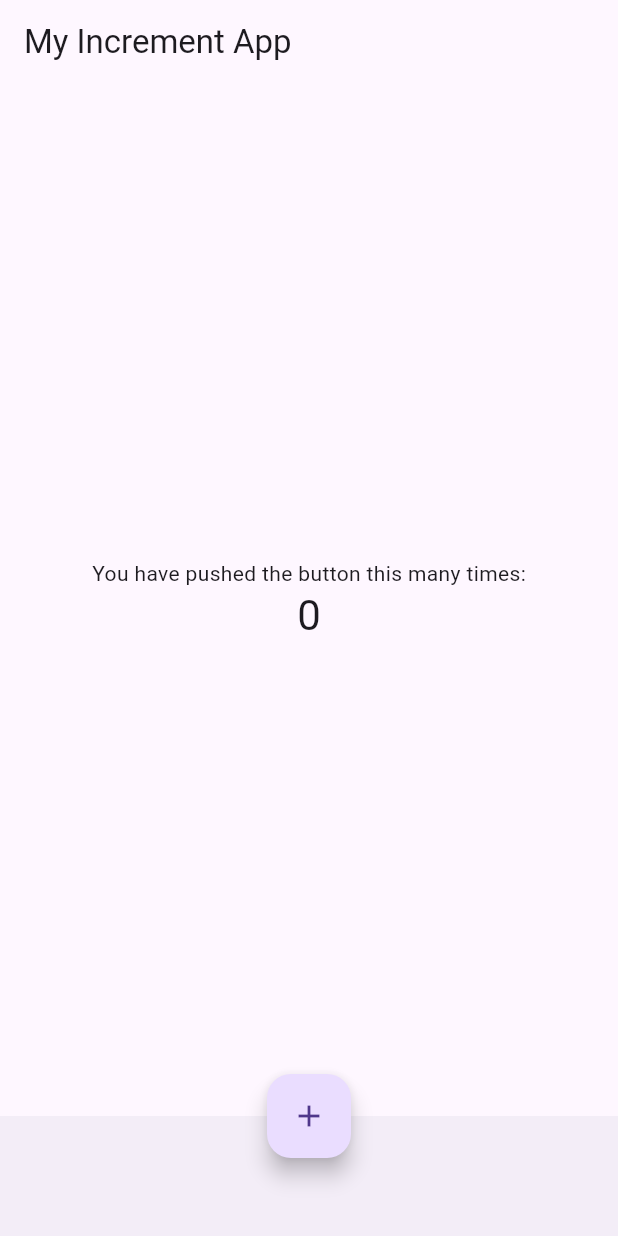
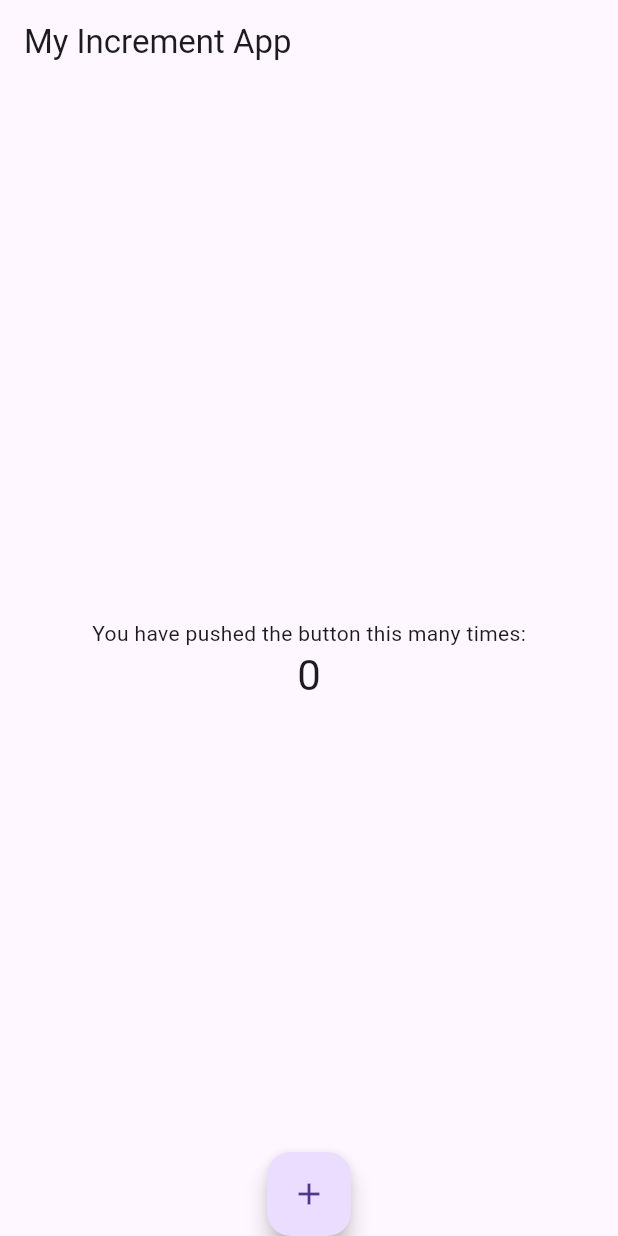
Before and after one commit to Anandarahmawati24/flutter-fundamental-part1, a Flutter app: the screen it shows after launch, on a phone screen of 412 x 824 dp. Run offline on Flutter 3.47's test engine with Material 3 defaults, Android fonts, the phone set to English and light mode, and no system bars.

Commit message:
praktikum 5 langkah 3 scaffold

```diff
--- /dev/null
+++ b/lib/basic_widgets/scaffold_widget.dart
@@ -0,0 +1,43 @@
+import 'package:flutter/material.dart';
+
+class Step3Scaffold extends StatefulWidget {
+  const Step3Scaffold({Key? key}) : super(key: key);
+
+  @override
+  State<Step3Scaffold> createState() => _Step3ScaffoldState();
+}
+
+class _Step3ScaffoldState extends State<Step3Scaffold> {
+  int _counter = 0;
+
+  void _incrementCounter() {
+    setState(() {
+      _counter++;
+    });
+  }
+
+  @override
+  Widget build(BuildContext context) {
+    return Scaffold(
+      appBar: AppBar(title: const Text("My Increment App")),
+      body: Center(
+        child: Column(
+          mainAxisAlignment: MainAxisAlignment.center,
+          children: <Widget>[
+            const Text('You have pushed the button this many times:'),
+            Text(
+              '$_counter',
+              style: Theme.of(context).textTheme.headlineMedium,
+            ),
+          ],
+        ),
+      ),
+      floatingActionButton: FloatingActionButton(
+        onPressed: _incrementCounter,
+        tooltip: 'Increment Counter',
+        child: const Icon(Icons.add),
+      ),
+      floatingActionButtonLocation: FloatingActionButtonLocation.centerDocked,
+    );
+  }
+}
--- a/lib/main.dart
+++ b/lib/main.dart
@@ -1,61 +1,21 @@
 import 'package:flutter/material.dart';
-
+import 'package:hello_world/basic_widgets/fab_widget.dart';
+import 'package:hello_world/basic_widgets/image_widget.dart';
+import 'package:hello_world/basic_widgets/loading_cupertino.dart';
+import 'package:hello_world/basic_widgets/text_widget.dart';
+import 'package:hello_world/basic_widgets/scaffold_widget.dart';
 void main() {
   runApp(const MyApp());
 }
 
 class MyApp extends StatelessWidget {
-  const MyApp({Key? key}) : super(key: key);
+  const MyApp({super.key});
 
-  // This widget is the root of your application.
   @override
   Widget build(BuildContext context) {
-    return MaterialApp(
-      title: 'Flutter Demo',
-      theme: ThemeData(primarySwatch: Colors.red),
-      home: const MyHomePage(title: 'My Increment App'),
+    return const MaterialApp(
+      title: 'Praktikum 5',
+      home: Step3Scaffold(), // Ganti sesuai step yang ingin dijalankan
     );
   }
 }
-
-class MyHomePage extends StatefulWidget {
-  const MyHomePage({Key? key, required this.title}) : super(key: key);
-
-  final String title;
-
-  @override
-  State<MyHomePage> createState() => _MyHomePageState();
-}
-
-class _MyHomePageState extends State<MyHomePage> {
-  int _counter = 0;
-
-  void _incrementCounter() {
-    setState(() {
-      _counter++;
-    });
-  }
-
-  @override
-  Widget build(BuildContext context) {
-    return Scaffold(
-      appBar: AppBar(title: Text(widget.title)),
-      body: Center(
-        child: Column(
-          mainAxisAlignment: MainAxisAlignment.center,
-          children: <Widget>[
-            const Text('You have pushed the button this many times:'),
-            Text('$_counter', style: Theme.of(context).textTheme.headlineMedium),
-          ],
-        ),
-      ),
-      bottomNavigationBar: BottomAppBar(child: Container(height: 50.0)),
-      floatingActionButton: FloatingActionButton(
-        onPressed: _incrementCounter,
-        tooltip: 'Increment Counter',
-        child: const Icon(Icons.add),
-      ),
-      floatingActionButtonLocation: FloatingActionButtonLocation.centerDocked,
-    );
-  }
-}
```
